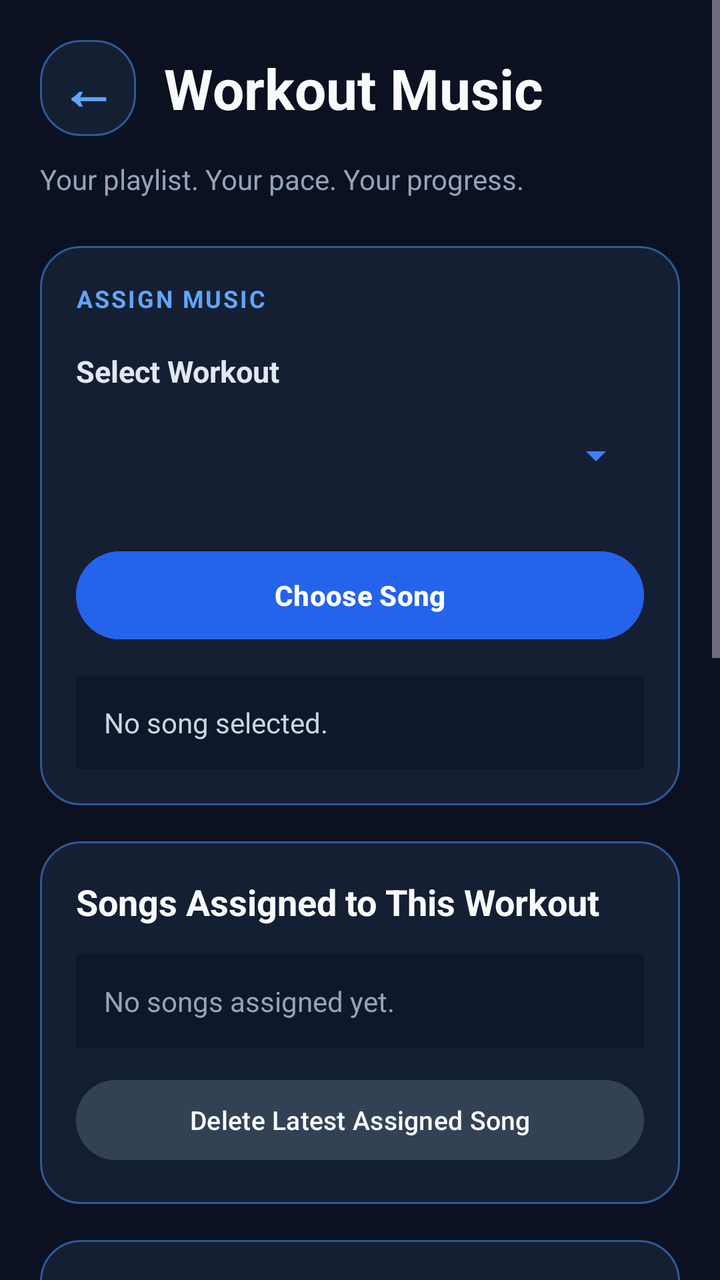
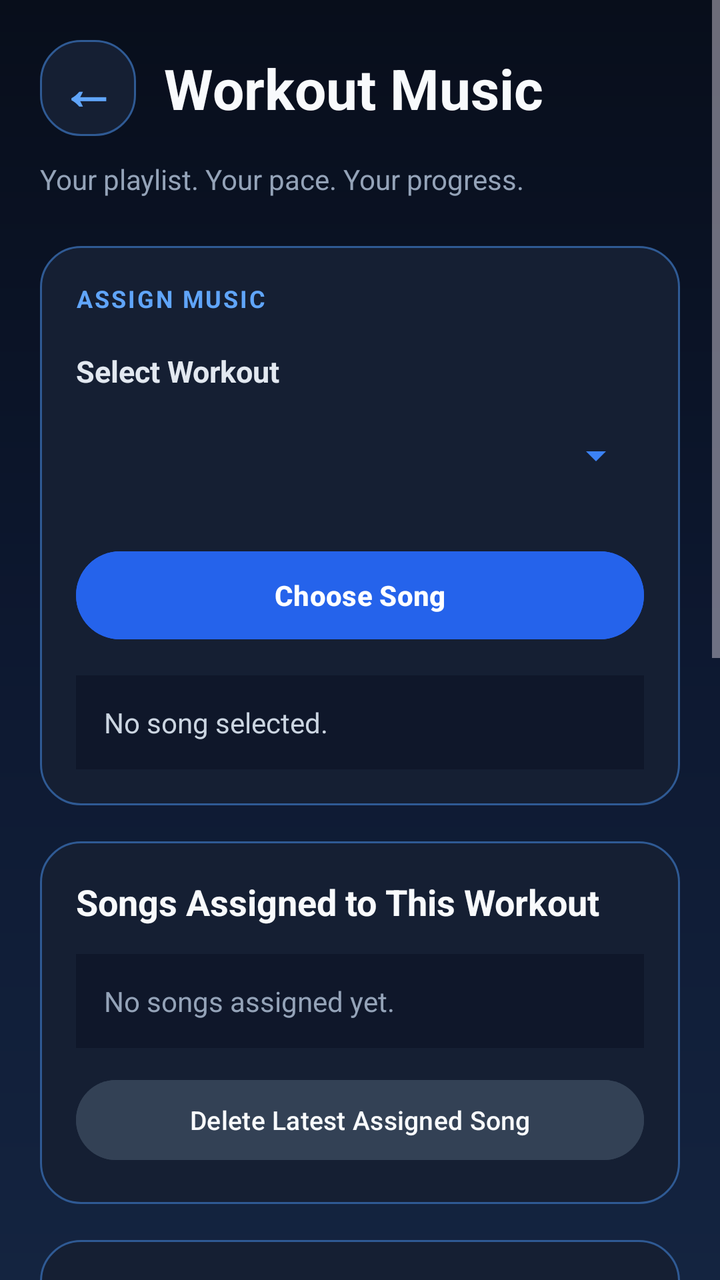

Screens rendered from an Android XML layout before and after an edit, with the pre-edit source and the edit as a unified diff.
<!-- AndroidManifest.xml: application theme Theme.GymTrackerPro -->
<!-- res/layout/activity_workout_music.xml -->
<?xml version="1.0" encoding="utf-8"?>
<ScrollView xmlns:android="http://schemas.android.com/apk/res/android"
    android:layout_width="match_parent"
    android:layout_height="match_parent"
    android:background="#0B1120"
    android:fillViewport="true"
    android:clipToPadding="false">

    <LinearLayout
        android:layout_width="match_parent"
        android:layout_height="wrap_content"
        android:orientation="vertical"
        android:padding="20dp">

        
        <LinearLayout
            android:layout_width="match_parent"
            android:layout_height="wrap_content"
            android:orientation="horizontal"
            android:gravity="center_vertical"
            android:layout_marginBottom="6dp">

            <TextView
                android:id="@+id/buttonBackArrow"
                android:layout_width="48dp"
                android:layout_height="48dp"
                android:background="@drawable/bg_card"
                android:gravity="center"
                android:text="←"
                android:textColor="#60A5FA"
                android:textSize="28sp"
                android:textStyle="bold"
                android:clickable="true"
                android:focusable="true"
                android:contentDescription="Back to Dashboard" />

            <TextView
                android:layout_width="0dp"
                android:layout_height="wrap_content"
                android:layout_weight="1"
                android:layout_marginStart="14dp"
                android:text="Workout Music"
                android:textColor="#F8FAFC"
                android:textSize="28sp"
                android:textStyle="bold" />

        </LinearLayout>

        <TextView
            android:layout_width="match_parent"
            android:layout_height="wrap_content"
            android:layout_marginTop="6dp"
            android:layout_marginBottom="24dp"
            android:text="Your playlist. Your pace. Your progress."
            android:textColor="#94A3B8"
            android:textSize="14sp" />

        
        <LinearLayout
            android:layout_width="match_parent"
            android:layout_height="wrap_content"
            android:background="@drawable/bg_card"
            android:orientation="vertical"
            android:padding="18dp">

            <TextView
                android:layout_width="match_parent"
                android:layout_height="wrap_content"
                android:text="ASSIGN MUSIC"
                android:textColor="#60A5FA"
                android:textSize="12sp"
                android:textStyle="bold"
                android:letterSpacing="0.08" />

            <TextView
                android:layout_width="match_parent"
                android:layout_height="wrap_content"
                android:layout_marginTop="18dp"
                android:text="Select Workout"
                android:textColor="#E2E8F0"
                android:textSize="15sp"
                android:textStyle="bold" />

            <Spinner
                android:id="@+id/spinnerWorkouts"
                android:layout_width="match_parent"
                android:layout_height="52dp"
                android:layout_marginTop="6dp"
                android:backgroundTint="#3B82F6"
                android:minHeight="48dp" />

            <Button
                android:id="@+id/buttonChooseSong"
                android:layout_width="match_parent"
                android:layout_height="52dp"
                android:layout_marginTop="18dp"
                android:backgroundTint="#2563EB"
                android:text="Choose Song"
                android:textColor="#FFFFFF"
                android:textStyle="bold" />

            <TextView
                android:id="@+id/textSelectedSong"
                android:layout_width="match_parent"
                android:layout_height="wrap_content"
                android:layout_marginTop="14dp"
                android:background="#0F172A"
                android:padding="14dp"
                android:text="No song selected."
                android:textColor="#CBD5E1"
                android:textSize="14sp" />

        </LinearLayout>

        
        <LinearLayout
            android:layout_width="match_parent"
            android:layout_height="wrap_content"
            android:layout_marginTop="18dp"
            android:background="@drawable/bg_card"
            android:orientation="vertical"
            android:padding="18dp">

            <TextView
                android:layout_width="match_parent"
                android:layout_height="wrap_content"
                android:text="Songs Assigned to This Workout"
                android:textColor="#F8FAFC"
                android:textSize="18sp"
                android:textStyle="bold" />

            <TextView
                android:id="@+id/textAssignedSongs"
                android:layout_width="match_parent"
                android:layout_height="wrap_content"
                android:layout_marginTop="14dp"
                android:background="#0F172A"
                android:padding="14dp"
                android:text="No songs assigned yet."
                android:textColor="#94A3B8"
                android:textSize="14sp" />

            <Button
                android:id="@+id/buttonDeleteSong"
                android:layout_width="match_parent"
                android:layout_height="48dp"
                android:layout_marginTop="12dp"
                android:backgroundTint="#334155"
                android:text="Delete Latest Assigned Song"
                android:textColor="#F8FAFC"
                android:textSize="13sp" />

        </LinearLayout>

        
        <LinearLayout
            android:layout_width="match_parent"
            android:layout_height="wrap_content"
            android:layout_marginTop="18dp"
            android:background="@drawable/bg_card"
            android:orientation="vertical"
            android:padding="18dp">

            <TextView
                android:layout_width="match_parent"
                android:layout_height="wrap_content"
                android:text="YOUR PLAYLIST"
                android:textColor="#60A5FA"
                android:textSize="12sp"
                android:textStyle="bold"
                android:letterSpacing="0.08" />

            <TextView
                android:layout_width="match_parent"
                android:layout_height="wrap_content"
                android:layout_marginTop="16dp"
                android:text="Select a Song"
                android:textColor="#E2E8F0"
                android:textSize="15sp"
                android:textStyle="bold" />

            <Spinner
                android:id="@+id/spinnerSongs"
                android:layout_width="match_parent"
                android:layout_height="52dp"
                android:layout_marginTop="6dp"
                android:backgroundTint="#3B82F6"
                android:minHeight="48dp" />

            <Button
                android:id="@+id/buttonRefreshSongs"
                android:layout_width="match_parent"
                android:layout_height="48dp"
                android:layout_marginTop="12dp"
                android:backgroundTint="#334155"
                android:text="Refresh Playlist"
                android:textColor="#F8FAFC" />

        </LinearLayout>

        
        <LinearLayout
            android:layout_width="match_parent"
            android:layout_height="wrap_content"
            android:layout_marginTop="18dp"
            android:layout_marginBottom="24dp"
            android:background="@drawable/bg_today_card"
            android:orientation="vertical"
            android:padding="18dp">

            <TextView
                android:layout_width="match_parent"
                android:layout_height="wrap_content"
                android:text="NOW PLAYING"
                android:textColor="#BFDBFE"
                android:textSize="12sp"
                android:textStyle="bold"
                android:letterSpacing="0.08" />

            <TextView
                android:id="@+id/textPlaybackStatus"
                android:layout_width="match_parent"
                android:layout_height="wrap_content"
                android:layout_marginTop="16dp"
                android:background="#172554"
                android:padding="14dp"
                android:text="Playback status: Stopped"
                android:textColor="#FFFFFF"
                android:textSize="15sp"
                android:textStyle="bold" />

            <TextView
                android:id="@+id/textPlaybackTime"
                android:layout_width="match_parent"
                android:layout_height="wrap_content"
                android:layout_marginTop="16dp"
                android:gravity="center"
                android:text="00:00 / 00:00"
                android:textColor="#DBEAFE"
                android:textSize="13sp" />

            <SeekBar
                android:id="@+id/seekBarPlayback"
                android:layout_width="match_parent"
                android:layout_height="wrap_content"
                android:layout_marginTop="6dp"
                android:max="1000"
                android:progress="0"
                android:progressTint="#60A5FA"
                android:thumbTint="#FFFFFF"
                android:enabled="false" />

            <Button
                android:id="@+id/buttonPlaySong"
                android:layout_width="match_parent"
                android:layout_height="52dp"
                android:layout_marginTop="18dp"
                android:backgroundTint="#2563EB"
                android:text="Play Selected Song"
                android:textColor="#FFFFFF"
                android:textStyle="bold" />

            <Button
                android:id="@+id/buttonPauseResumeSong"
                android:layout_width="match_parent"
                android:layout_height="48dp"
                android:layout_marginTop="8dp"
                android:backgroundTint="#1E40AF"
                android:text="Pause Song"
                android:textColor="#FFFFFF"
                android:enabled="false" />

            <Button
                android:id="@+id/buttonStopSong"
                android:layout_width="match_parent"
                android:layout_height="48dp"
                android:layout_marginTop="8dp"
                android:backgroundTint="#172554"
                android:text="Stop Music"
                android:textColor="#FFFFFF" />

        </LinearLayout>

    </LinearLayout>
</ScrollView>
<!-- resources referenced by this layout -->
<resources>
  <!-- drawable bg_card (drawable) -->
  <?xml version="1.0" encoding="utf-8"?>
  <shape xmlns:android="http://schemas.android.com/apk/res/android" android:shape="rectangle">
      <solid android:color="@color/gt_surface" />
      <corners android:radius="20dp" />
      <stroke android:width="1dp" android:color="@color/gt_stroke" />
  </shape>
  <!-- drawable bg_today_card (drawable) -->
  <?xml version="1.0" encoding="utf-8"?>
  <shape xmlns:android="http://schemas.android.com/apk/res/android"
      android:shape="rectangle">
  
      <corners android:radius="22dp" />
  
      <gradient
          android:angle="135"
          android:startColor="#1D4ED8"
          android:centerColor="#1E3A8A"
          android:endColor="#111C38"
          android:type="linear" />
  
      <stroke
          android:width="1dp"
          android:color="#477FEA" />
  
      <padding
          android:left="16dp"
          android:top="16dp"
          android:right="16dp"
          android:bottom="16dp" />
  
  </shape>
  <style name="Theme.GymTrackerPro" parent="Base.Theme.GymTrackerPro" />
  <color name="gt_surface">#151F33</color>
  <color name="gt_stroke">#2F5A94</color>
  <style name="Base.Theme.GymTrackerPro" parent="Theme.Material3.Dark.NoActionBar">
          <item name="colorPrimary">@color/gt_blue</item>
          <item name="colorSurface">@color/gt_surface</item>
          <item name="android:windowBackground">@color/gt_background</item>
  
          
          <item name="android:statusBarColor">@color/gt_background</item>
          <item name="android:navigationBarColor">@color/gt_background</item>
          <item name="android:windowLightStatusBar">false</item>
      </style>
  <color name="gt_blue">#60A5FA</color>
  <color name="gt_background">#0B1120</color>
</resources>

<!-- the commit's change to res/layout/activity_workout_music.xml (unified diff, before → after) -->
@@ -2,7 +2,7 @@
 <ScrollView xmlns:android="http://schemas.android.com/apk/res/android"
     android:layout_width="match_parent"
     android:layout_height="match_parent"
-    android:background="#0B1120"
+    android:background="@drawable/bg_midnight_gradient"
     android:fillViewport="true"
     android:clipToPadding="false">
 
<!-- resource entries referenced after the edit -->
@@ -6,6 +6,19 @@
       <solid android:color="@color/gt_surface" />
       <corners android:radius="20dp" />
       <stroke android:width="1dp" android:color="@color/gt_stroke" />
+  </shape>
+  <!-- drawable bg_midnight_gradient (drawable) -->
+  <?xml version="1.0" encoding="utf-8"?>
+  <shape xmlns:android="http://schemas.android.com/apk/res/android"
+      android:shape="rectangle">
+  
+      <gradient
+          android:angle="270"
+          android:startColor="#080E1B"
+          android:centerColor="#0D1830"
+          android:endColor="#142440"
+          android:type="linear" />
+  
   </shape>
   <!-- drawable bg_today_card (drawable) -->
   <?xml version="1.0" encoding="utf-8"?>
